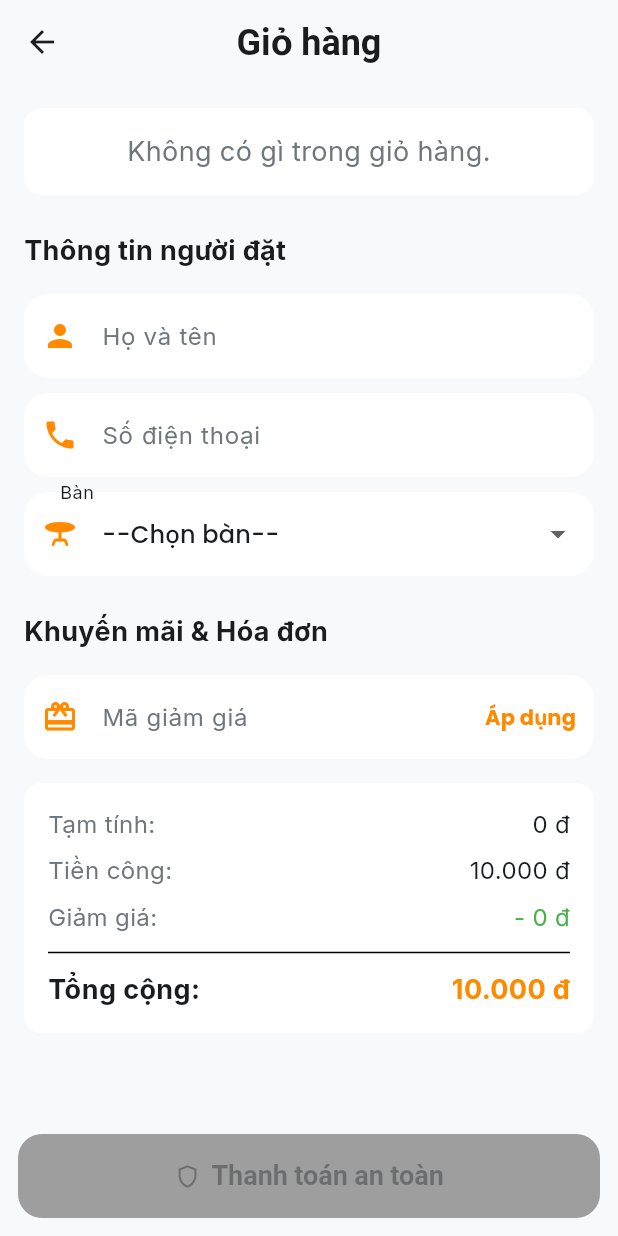
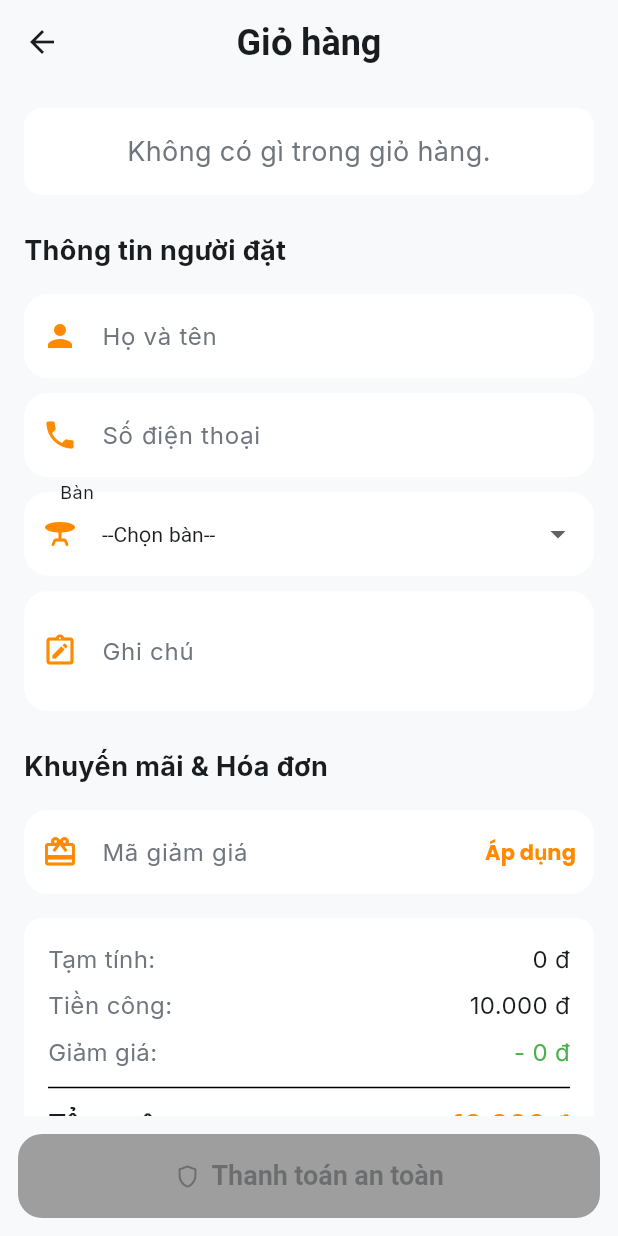
Before and after one commit to nguyendohoangphi/CoffeeApp-Main, a Flutter app: the Cart screen opened directly with empty values, on a phone screen of 412 x 824 dp. Run offline on Flutter 3.47's test engine with Material 3 defaults, Android fonts, the phone set to English and light mode, and no system bars; our stand-ins replace audioplayers, badges, carousel_slider, cloud_firestore, firebase_auth, firebase_core and 9 more; missing offline and left inert: animate_gradient, flutter_stripe; accounts and stored records are empty.

Commit message:
admin hehe

```diff
--- a/lib/Services/auth_service.dart
+++ b/lib/Services/auth_service.dart
@@ -84,10 +84,10 @@ class AuthService {
   //UPDATE POINT + RANK
   Future<void> updateUserPointAndRank(
       String uid, int point, String rank) async {
-    await _users.doc(uid).update({
+    await _users.doc(uid).set({
       "point": point,
       "rank": rank,
-    });
+    }, SetOptions(merge: true));
   }
 
   //UPDATE PASSWORD (Firebase Auth)
--- a/lib/models/orderitem.dart
+++ b/lib/models/orderitem.dart
@@ -14,6 +14,7 @@ class OrderItem {
   final String name;
   final String total;
   final String coupon;
+  final String note;
 
   final PaymentStatus paymentStatus;
   final String? transactionId;
@@ -31,6 +32,7 @@ class OrderItem {
     required this.cartItems,
     required this.total,
     required this.coupon,
+    this.note = '',
     this.paymentStatus = PaymentStatus.pending,
     this.transactionId,
     this.isMockPayment = false,
@@ -48,6 +50,7 @@ class OrderItem {
     name: json['name'],
     total: json['total'],
     coupon: json['coupon'],
+    note: json['note'] ?? '',
   );
 
   Map<String, dynamic> toJson() => {
@@ -61,6 +64,7 @@ class OrderItem {
     'name': name,
     'total': total,
     'coupon': coupon,
+    'note': note,
   };
 }
 
--- a/lib/screens/MainScreen/widgets/home_search_bar.dart
+++ b/lib/screens/MainScreen/widgets/home_search_bar.dart
@@ -1,6 +1,8 @@
+// ignore_for_file: deprecated_member_use
+
 import 'package:coffeeapp/constants/app_colors.dart';
 import 'package:coffeeapp/services/firebase_db_manager.dart';
-import 'package:coffeeapp/models/product.dart';
+//import 'package:coffeeapp/models/product.dart';
 import 'package:flutter/material.dart';
 
 class HomeSearchBar extends StatelessWidget {
--- a/lib/screens/Order/cart.dart
+++ b/lib/screens/Order/cart.dart
@@ -47,11 +47,14 @@ class _CartState extends State<Cart> {
     _controllerPhone.text = GlobalData.userDetail.phone ?? '';
   }
 
+  final TextEditingController _controllerNote = TextEditingController();
+
   @override
   void dispose() {
     _controllerPhone.dispose();
     _controllerName.dispose();
     _controllerDiscountCoupon.dispose();
+    _controllerNote.dispose();
     super.dispose();
   }
 
@@ -96,7 +99,9 @@ class _CartState extends State<Cart> {
       name: _controllerName.text,
       total: total.toString(),
       coupon: _controllerDiscountCoupon.text,
+      note: _controllerNote.text,
     );
+
 
     // 3. Simulate payment processing
     // Calculate additional metrics for revenue report
@@ -131,7 +136,13 @@ class _CartState extends State<Cart> {
         // 4b. Update user points and rank (previously in Buy method)
         await _updateUserPointsAndRank();
 
-        // 4c. Clear cart and reset state
+        // 4c. Update table status to booked
+        if (_tableNumbers.any((t) => t.nameTable == _selectedTable)) {
+           String tableId = _tableNumbers.firstWhere((t) => t.nameTable == _selectedTable).id;
+           await FirebaseDBManager.tableStatusService.updateBookingStatus(tableId, true);
+        }
+
+        // 4d. Clear cart and reset state
         setState(() {
           GlobalData.cartItemList.clear();
           _controllerDiscountCoupon.text = '';
@@ -460,10 +471,15 @@ class _CartState extends State<Cart> {
                 const SizedBox(height: 10),
                 DropdownButtonFormField<String>(
                   value: _selectedTable,
+                  dropdownColor: cardColor,
+                  style: TextStyle(color: textColor),
                   onChanged: (String? newValue) => setState(() => _selectedTable = newValue!),
                   items: [
-                    const DropdownMenuItem<String>(value: '', child: Text("--Chọn bàn--")),
-                    ..._tableNumbers.map((TableStatus value) => DropdownMenuItem<String>(value: value.nameTable, child: Text(value.nameTable))),
+                    DropdownMenuItem<String>(value: '', child: Text("--Chọn bàn--", style: TextStyle(color: textColor))),
+                    ..._tableNumbers.map((TableStatus value) => DropdownMenuItem<String>(
+                      value: value.nameTable,
+                      child: Text(value.nameTable, style: TextStyle(color: textColor)),
+                    )),
                   ],
                   decoration: InputDecoration(
                     labelText: "Bàn",
@@ -471,6 +487,21 @@ class _CartState extends State<Cart> {
                     fillColor: cardColor,
                     border: OutlineInputBorder(borderRadius: BorderRadius.circular(8), borderSide: BorderSide.none),
                     prefixIcon: const Icon(Icons.table_bar_rounded, color: AppColors.primary),
+                  ),
+                ),
+                const SizedBox(height: 10),
+                TextField(
+                  controller: _controllerNote,
+                  style: TextStyle(color: textColor),
+                  maxLines: 2,
+                  decoration: InputDecoration(
+                    hintText: "Ghi chú (ít đường, ít đá...)",
+                    labelText: "Ghi chú",
+                    labelStyle: TextStyle(color: subTextColor),
+                    filled: true,
+                    fillColor: cardColor,
+                    border: OutlineInputBorder(borderRadius: BorderRadius.circular(8), borderSide: BorderSide.none),
+                    prefixIcon: const Icon(Icons.note_alt_outlined, color: AppColors.primary),
                   ),
                 ),
                 const SizedBox(height: 24),
--- a/lib/screens/User/userinformation.dart
+++ b/lib/screens/User/userinformation.dart
@@ -1,3 +1,5 @@
+// ignore_for_file: non_constant_identifier_names, deprecated_member_use
+
 import 'dart:ui';
 import 'package:animate_gradient/animate_gradient.dart';
 import 'package:coffeeapp/models/cartitem.dart';
--- a/lib/screens/admin/orderdetail.dart
+++ b/lib/screens/admin/orderdetail.dart
@@ -58,6 +58,7 @@ class _OrderDetailPageState extends State<OrderDetailPage> {
             Text("📧 Email: ${order.email}"),
             Text("📞 SĐT: ${order.phone}"),
             Text("🪑 Bàn: ${order.table}"),
+            Text("📝 Ghi chú: ${order.note.isEmpty ? 'Không có' : order.note}"),
             const SizedBox(height: 8),
             Row(
               children: [
--- a/lib/screens/cart/widgets/cart_item_card.dart
+++ b/lib/screens/cart/widgets/cart_item_card.dart
@@ -1,3 +1,5 @@
+// ignore_for_file: deprecated_member_use
+
 import 'package:coffeeapp/constants/app_colors.dart';
 import 'package:coffeeapp/models/cartitem.dart';
 import 'package:flutter/material.dart';
```
Also changed, not shown: lib/Services/order_service.dart (+13 -19 lines), lib/Services/revenue_service.dart (+17 -0 lines), lib/screens/admin/revenue_dashboard.dart (+112 -34 lines), lib/screens/admin/widgets/revenue_chart.dart (+22 -19 lines), lib/screens/cart/cart_screen.dart (+20 -7 lines).
